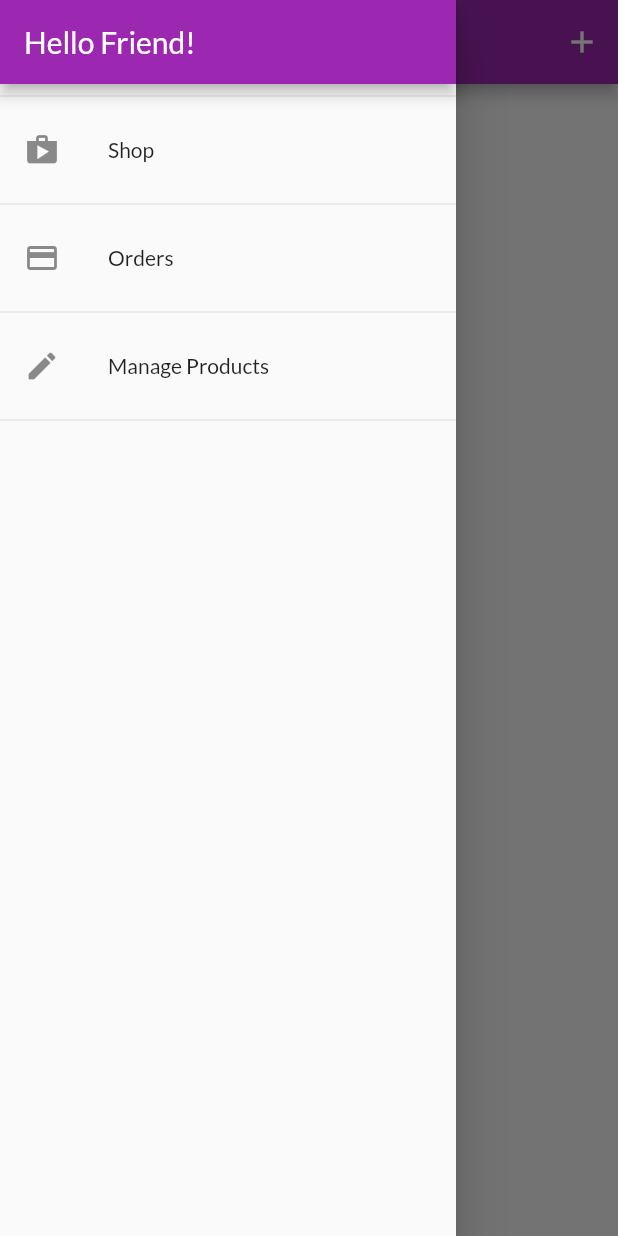
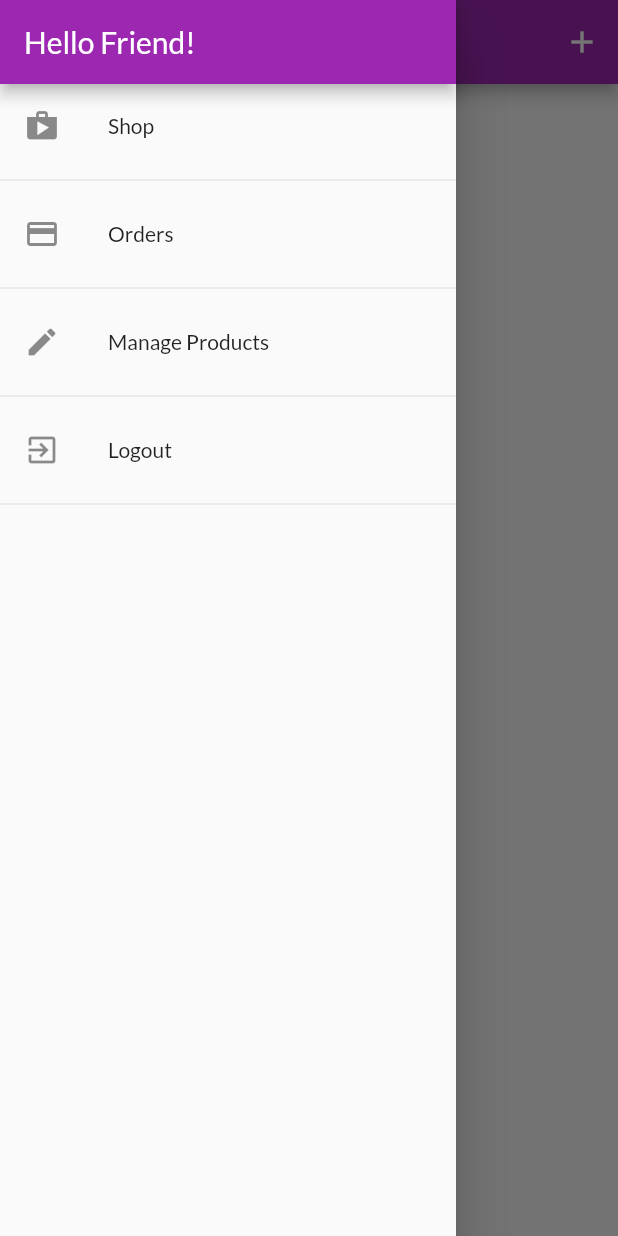
Before and after one commit to simongomes/flutter-shopping-cart-app, a Flutter app: the UserProductsScreen screen opened by its route, with the side drawer open, on a phone screen of 412 x 824 dp. Run offline on Flutter 3.47's test engine with Material 2 defaults, Android fonts, the phone set to English and light mode, and no system bars; network calls fail.

Commit message:
Logout function and button added in the side navdrawer

```diff
--- a/lib/providers/products.dart
+++ b/lib/providers/products.dart
@@ -41,7 +41,6 @@ class Products with ChangeNotifier {
 //  }
 
   Future<void> fetchAndSetProduct([bool filterByUser = false]) async {
-    print(filterByUser);
     final filterString = filterByUser ? 'orderBy="creatorId"&equalTo="$userId"' : '';
     var url = 'https://flutter-shop-app-b3619.firebaseio.com/products.json?auth=$authToken';
     try {
--- a/lib/widgets/app_drawer.dart
+++ b/lib/widgets/app_drawer.dart
@@ -1,6 +1,8 @@
 import 'package:flutter/material.dart';
-import 'package:flutter_shop_app/screens/orders_screen.dart';
-import 'package:flutter_shop_app/screens/user_products_screen.dart';
+import '../providers/auth.dart';
+import '../screens/orders_screen.dart';
+import '../screens/user_products_screen.dart';
+import 'package:provider/provider.dart';
 
 class AppDrawer extends StatelessWidget {
   @override
@@ -12,7 +14,7 @@ class AppDrawer extends StatelessWidget {
             title: Text("Hello Friend!"),
             automaticallyImplyLeading: false,
           ),
-          Divider(),
+          // Divider(),
           ListTile(
             leading: Icon(Icons.shop),
             title: Text("Shop"),
@@ -37,6 +39,15 @@ class AppDrawer extends StatelessWidget {
             },
           ),
           Divider(),
+          ListTile(
+            leading: Icon(Icons.exit_to_app),
+            title: Text("Logout"),
+            onTap: () {
+              Navigator.of(context).pop();
+              Provider.of<Auth>(context, listen: false).logout();
+            },
+          ),
+          Divider()
         ],
       ),
     );
```
Also changed, not shown: lib/providers/auth.dart (+7 -0 lines).
